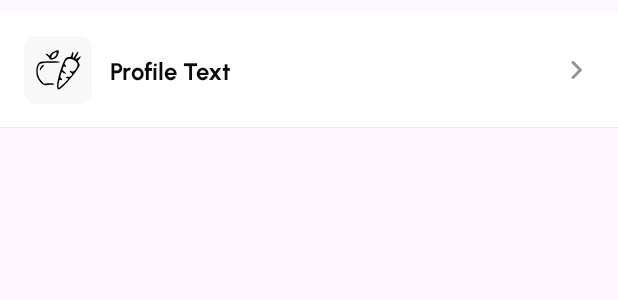
After one commit to meetOzan/FitAI, an Android app: the layout card_profile_item.xml on its own in the app's theme, with its tools: preview values and no code run, on a phone screen of 412 x 824 dp. The commit adds this screen. Shown: the top 300 px of the screen. Run offline under Robolectric (Android 15) with nearby library versions, the phone set to English and light mode, and no system bars.

Commit message:
Profile list adapter added

```diff
--- /dev/null
+++ b/app/src/main/java/com/mobven/fitai/presentation/profile/ProfileDiffUtil.kt
@@ -0,0 +1,13 @@
+package com.mobven.fitai.presentation.profile
+
+import androidx.recyclerview.widget.DiffUtil
+
+class ProfileDiffUtil : DiffUtil.ItemCallback<ProfileItem>(){
+    override fun areItemsTheSame(oldItem: ProfileItem, newItem: ProfileItem): Boolean {
+        return oldItem == newItem
+    }
+
+    override fun areContentsTheSame(oldItem: ProfileItem, newItem: ProfileItem): Boolean {
+        return oldItem.text == newItem.text && oldItem.image == newItem.image
+    }
+}
--- /dev/null
+++ b/app/src/main/java/com/mobven/fitai/presentation/profile/ProfileItem.kt
@@ -0,0 +1,9 @@
+package com.mobven.fitai.presentation.profile
+
+import com.mobven.fitai.util.enums.ProfileItemType
+
+data class ProfileItem(
+    val image: Int,
+    val text: String,
+    val type: ProfileItemType,
+)
--- /dev/null
+++ b/app/src/main/java/com/mobven/fitai/presentation/profile/ProfileListAdapter.kt
@@ -0,0 +1,53 @@
+package com.mobven.fitai.presentation.profile
+
+import android.view.LayoutInflater
+import android.view.View
+import android.view.ViewGroup
+import androidx.recyclerview.widget.ListAdapter
+import androidx.recyclerview.widget.RecyclerView
+import com.mobven.fitai.databinding.CardProfileItemBinding
+import com.mobven.fitai.util.enums.ProfileItemType
+
+class ProfileListAdapter : ListAdapter<ProfileItem, ProfileListAdapter.ProfileViewHolder>(ProfileDiffUtil()){
+
+    inner class ProfileViewHolder(private val binding: CardProfileItemBinding) : RecyclerView.ViewHolder(binding.root){
+        fun bind(item: ProfileItem){
+            with(binding){
+
+                // Gelen itemdan card'a set işlemi
+                profileItemText.text = item.text
+                profileItemImage.setImageResource(item.image)
+
+                // Item tipine göre sağ taraftaki görsellerin görünürlüğü ayarlanıyor
+                // Örnek: Switch varsa diğer textler görünmez
+                when(item.type){
+                    ProfileItemType.SIMPLE -> {
+                        switchProfileItem.visibility = View.INVISIBLE
+                        tvOnOffProfileItem.visibility = View.INVISIBLE
+                    }
+                    ProfileItemType.ON_OFF -> {
+                        switchProfileItem.visibility = View.INVISIBLE
+                        tvOnOffProfileItem.visibility = View.VISIBLE
+                    }
+                    ProfileItemType.TOGGLE -> {
+                        switchProfileItem.visibility = View.VISIBLE
+                        tvOnOffProfileItem.visibility = View.INVISIBLE
+                        ivRightArrowProfile.visibility = View.INVISIBLE
+                    }
+                }
+
+            }
+        }
+    }
+
+    override fun onCreateViewHolder(parent: ViewGroup, viewType: Int): ProfileViewHolder {
+        val layoutInflater = LayoutInflater.from(parent.context)
+        val binding = CardProfileItemBinding.inflate(layoutInflater, parent, false)
+        return ProfileViewHolder(binding)
+    }
+
+    override fun onBindViewHolder(holder: ProfileViewHolder, position: Int) {
+        holder.bind(getItem(position))
+    }
+
+}
--- /dev/null
+++ b/app/src/main/java/com/mobven/fitai/util/enums/ProfileItemType.kt
@@ -0,0 +1,7 @@
+package com.mobven.fitai.util.enums
+
+enum class ProfileItemType {
+    SIMPLE,
+    TOGGLE,
+    ON_OFF
+}
--- /dev/null
+++ b/app/src/main/res/drawable/arrow_right.xml
@@ -0,0 +1,10 @@
+<vector xmlns:android="http://schemas.android.com/apk/res/android"
+    android:width="24dp"
+    android:height="24dp"
+    android:viewportWidth="24"
+    android:viewportHeight="24">
+  <path
+      android:pathData="M9.293,6.293C9.683,5.902 10.317,5.902 10.707,6.293L15.707,11.293C16.098,11.684 16.098,12.317 15.707,12.707L10.707,17.707C10.317,18.098 9.683,18.098 9.293,17.707C8.902,17.317 8.902,16.684 9.293,16.293L13.586,12L9.293,7.707C8.902,7.317 8.902,6.683 9.293,6.293Z"
+      android:fillColor="#969691"
+      android:fillType="evenOdd"/>
+</vector>
--- /dev/null
+++ b/app/src/main/res/drawable/selector_profile_switch_track.xml
@@ -0,0 +1,7 @@
+<?xml version="1.0" encoding="utf-8"?>
+<selector xmlns:android="http://schemas.android.com/apk/res/android">
+    <item android:color="@color/green_500"
+        android:state_checked="true" />
+    <item android:color="@color/gray_50"
+        android:state_checked="false" />
+</selector>
--- /dev/null
+++ b/app/src/main/res/layout/card_profile_item.xml
@@ -0,0 +1,98 @@
+<androidx.constraintlayout.widget.ConstraintLayout xmlns:android="http://schemas.android.com/apk/res/android"
+    xmlns:app="http://schemas.android.com/apk/res-auto"
+    xmlns:tools="http://schemas.android.com/tools"
+    android:id="@+id/card_profile_item"
+    android:layout_width="match_parent"
+    android:layout_height="wrap_content"
+    android:layout_marginTop="8dp"
+    android:layout_marginBottom="@dimen/_6dp"
+    android:background="@color/white"
+    app:strokeColor="@color/light_grey">
+
+    <ImageView
+        android:id="@+id/profile_item_image_bg"
+        android:layout_width="@dimen/_45dp"
+        android:layout_height="@dimen/_45dp"
+        android:layout_marginVertical="@dimen/_16sp"
+        android:layout_marginStart="@dimen/_16dp"
+        android:src="@drawable/bg_grey_light_radius"
+        app:layout_constraintBottom_toBottomOf="parent"
+        app:layout_constraintStart_toStartOf="parent"
+        app:layout_constraintTop_toTopOf="parent"
+        app:tint="@color/light_grey_2" />
+
+    <ImageView
+        android:id="@+id/profile_item_image"
+        android:layout_width="@dimen/_36dp"
+        android:layout_height="@dimen/_36dp"
+        app:layout_constraintBottom_toBottomOf="@+id/profile_item_image_bg"
+        app:layout_constraintEnd_toEndOf="@+id/profile_item_image_bg"
+        app:layout_constraintStart_toStartOf="@+id/profile_item_image_bg"
+        app:layout_constraintTop_toTopOf="@+id/profile_item_image_bg"
+        tools:src="@drawable/ic_logo" />
+
+    <TextView
+        android:id="@+id/profile_item_text"
+        android:layout_width="@dimen/_0dp"
+        android:layout_height="wrap_content"
+        android:layout_marginHorizontal="@dimen/_12sp"
+        android:fontFamily="@font/urbanist_bold"
+        android:textAlignment="textStart"
+        android:textColor="@color/gray_900"
+        android:textSize="16sp"
+        app:layout_constraintBottom_toBottomOf="@id/profile_item_image_bg"
+        app:layout_constraintEnd_toStartOf="@+id/tv_on_off_profile_item"
+        app:layout_constraintStart_toEndOf="@id/profile_item_image_bg"
+        app:layout_constraintTop_toTopOf="@id/profile_item_image_bg"
+        tools:text="@string/profile_text" />
+
+    <TextView
+        android:id="@+id/tv_on_off_profile_item"
+        android:layout_width="wrap_content"
+        android:layout_height="wrap_content"
+        android:layout_marginEnd="@dimen/_8dp"
+        android:fontFamily="@font/urbanist_regular"
+        android:textAlignment="textStart"
+        android:textColor="@color/dark_grey_5"
+        android:textSize="@dimen/_14sp"
+        android:visibility="invisible"
+        app:layout_constraintBottom_toBottomOf="@+id/profile_item_image_bg"
+        app:layout_constraintEnd_toStartOf="@+id/iv_right_arrow_profile"
+        app:layout_constraintTop_toTopOf="@+id/profile_item_image_bg"
+        tools:text="Açık" />
+
+    <ImageView
+        android:id="@+id/iv_right_arrow_profile"
+        android:layout_width="wrap_content"
+        android:layout_height="wrap_content"
+        android:layout_marginEnd="@dimen/_16dp"
+        android:src="@drawable/arrow_right"
+        android:visibility="visible"
+        app:layout_constraintBottom_toBottomOf="@id/profile_item_image_bg"
+        app:layout_constraintEnd_toEndOf="parent"
+        app:layout_constraintTop_toTopOf="@id/profile_item_image_bg" />
+
+    <androidx.appcompat.widget.SwitchCompat
+        android:id="@+id/switch_profile_item"
+        android:layout_width="wrap_content"
+        android:layout_height="wrap_content"
+        android:layout_marginEnd="@dimen/_12dp"
+        android:checked="false"
+        android:src="@drawable/arrow_right"
+        android:visibility="invisible"
+        app:layout_constraintBottom_toBottomOf="@id/profile_item_image_bg"
+        app:layout_constraintEnd_toEndOf="parent"
+        app:layout_constraintTop_toTopOf="@id/profile_item_image_bg"
+        app:thumbTint="@color/white"
+        app:trackTint="@drawable/selector_profile_switch_track" />
+
+    <com.google.android.material.divider.MaterialDivider
+        android:layout_width="@dimen/_0dp"
+        android:layout_height="0.5dp"
+        android:layout_marginTop="@dimen/_8dp"
+        app:dividerColor="@color/light_grey"
+        app:layout_constraintBottom_toBottomOf="parent"
+        app:layout_constraintEnd_toEndOf="parent"
+        app:layout_constraintStart_toStartOf="parent" />
+
+</androidx.constraintlayout.widget.ConstraintLayout>
--- a/app/src/main/res/values/colors.xml
+++ b/app/src/main/res/values/colors.xml
@@ -53,4 +53,16 @@
     <!--#8391A1-->
     <color name="cyan_blue">#8391A1</color>
 
+    <!--#E8E8E7-->
+    <color name="gray_50">#FFE8E8E7</color>
+
+    <!--#969691-->
+    <color name="gray_200">#969691</color>
+
+    <!--#0B0B07-->
+    <color name="gray_900">#0B0B07</color>
+
+    <!--#B1EB04-->
+    <color name="green_500">#B1EB04</color>
+
 </resources>
--- a/app/src/main/res/values/dimens.xml
+++ b/app/src/main/res/values/dimens.xml
@@ -39,4 +39,5 @@
     <dimen name="_24sp">24sp</dimen>
     <dimen name="_160dp">160dp</dimen>
     <dimen name="_130dp">130dp</dimen>
+    <dimen name="_36dp">36dp</dimen>
 </resources>
--- a/app/src/main/res/values/strings.xml
+++ b/app/src/main/res/values/strings.xml
@@ -152,4 +152,5 @@
     <string name="dont_have_an_account">Hesabın yok mu?</string>
     <string name="remember_the_password">Şifreyi Hatırladın mı?</string>
     <string name="daily_training">Günlük Antrenmanlar</string>
+    <string name="profile_text">Profile Text</string>
 </resources>
```
Also changed, not shown: app/src/main/res/drawable/bg_grey_light_radius.xml (renamed from app/src/main/res/drawable/bg_empty_otp.xml).
